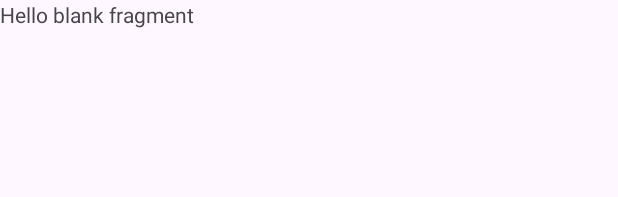
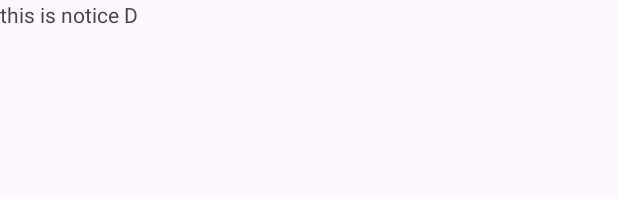
Before and after one commit to seunghee17/Nonggle, an Android app: the layout fragment_notice_d.xml on its own in the app's theme, with its tools: preview values and no code run, on a phone screen of 412 x 824 dp. Shown: the top 197 px of the screen. Run offline under Robolectric (Android 15) with nearby library versions, the light colour scheme and no system bars.

Commit message:
메인브랜치 합치기용 커밋

```diff
--- a/app/src/main/res/layout/fragment_notice_d.xml
+++ b/app/src/main/res/layout/fragment_notice_d.xml
@@ -9,6 +9,6 @@
     <TextView
         android:layout_width="match_parent"
         android:layout_height="match_parent"
-        android:text="@string/hello_blank_fragment" />
+        android:text="this is notice D" />
 
 </FrameLayout>
```
